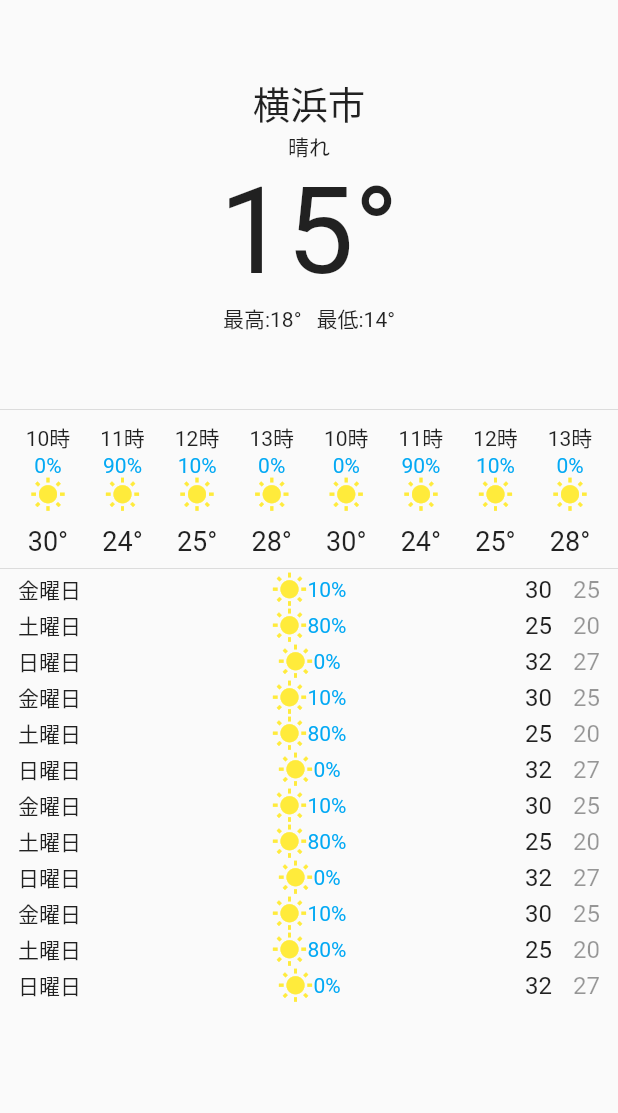
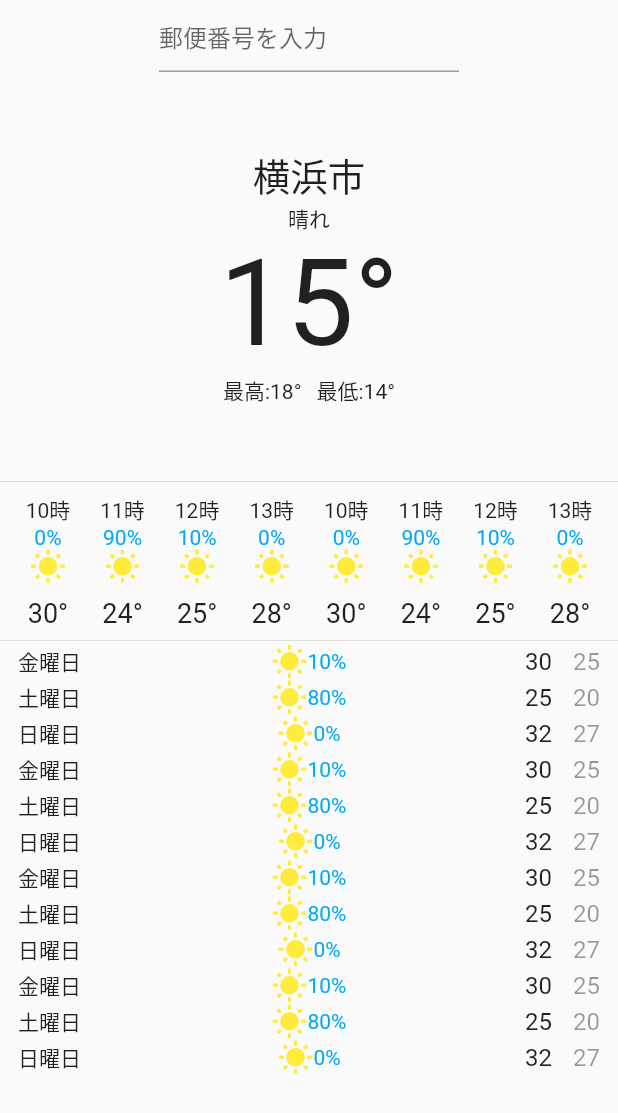
Before and after one commit to ohyeaho/weather_app, a Flutter app: the screen it shows after launch, on a phone screen of 412 x 824 dp. Shown: the top 1113 px of the screen. Run offline on Flutter 3.47's test engine with Material 2 defaults, Android fonts, the phone set to English and light mode, and no system bars.

Commit message:
textfield of zip code add

```diff
--- a/lib/top_page.dart
+++ b/lib/top_page.dart
@@ -45,6 +45,18 @@ class _TopPageState extends State<TopPage> {
       body: SafeArea(
         child: Column(
           children: [
+            SizedBox(
+              width: 200,
+              child: TextField(
+                onSubmitted: (value) {
+                  print(value);
+                },
+                keyboardType: TextInputType.number,
+                decoration: const InputDecoration(
+                  hintText: '郵便番号を入力',
+                ),
+              ),
+            ),
             const SizedBox(height: 50),
             const Text('横浜市', style: TextStyle(fontSize: 25)),
             Text(currentWeather.description),
```
